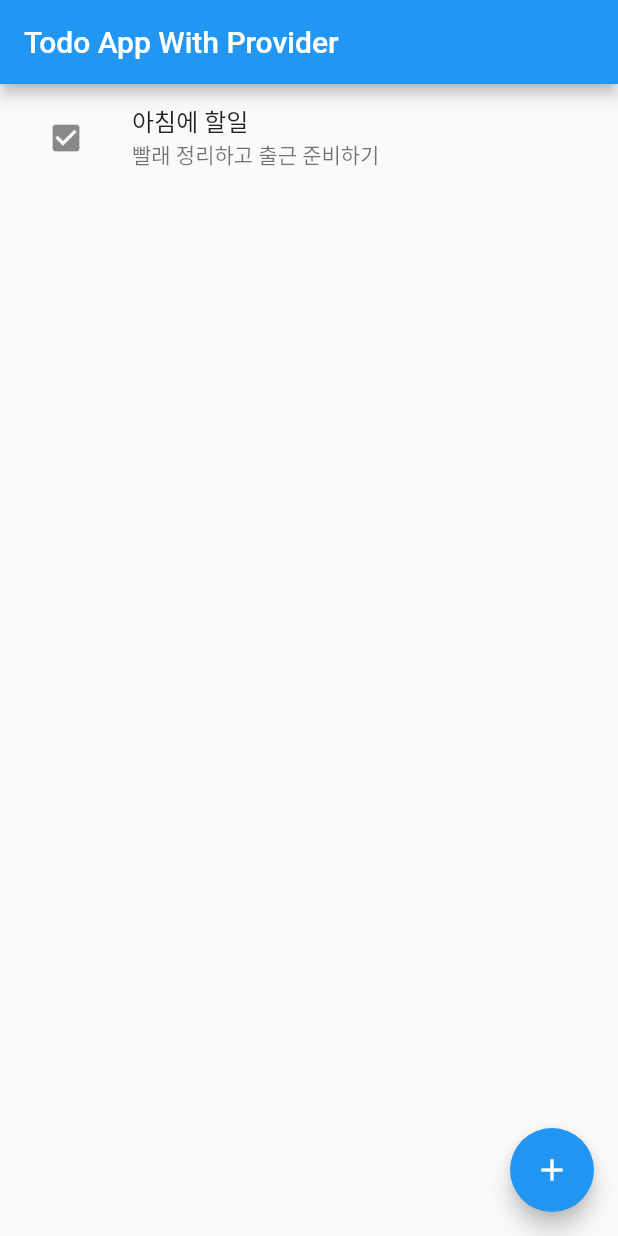
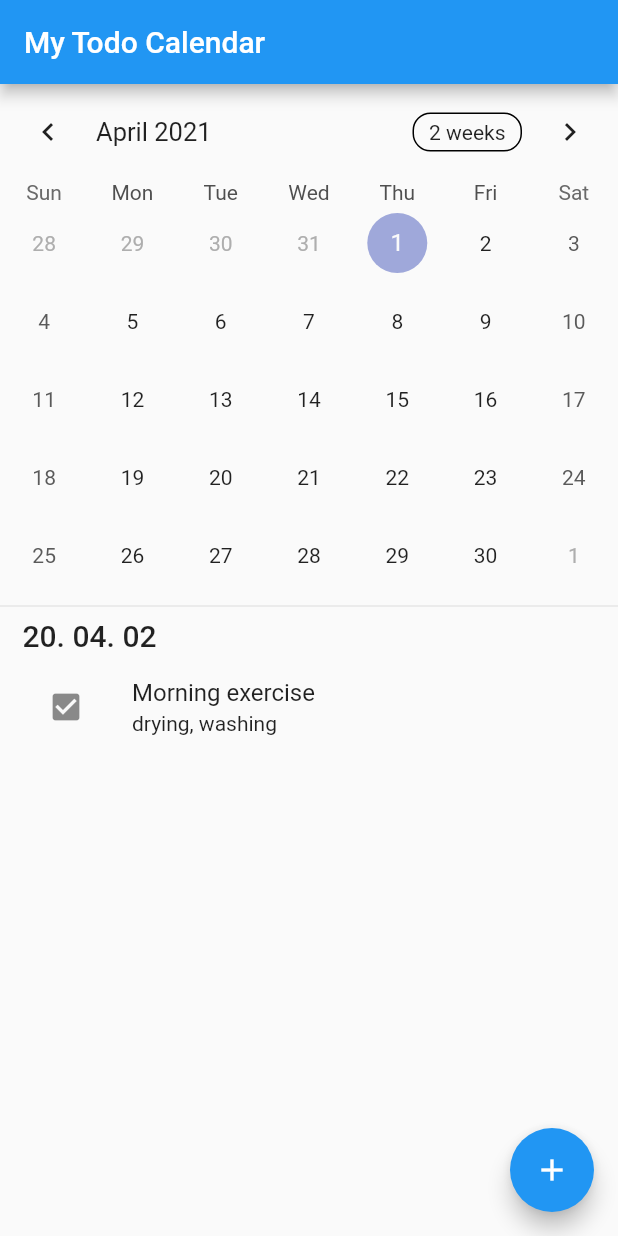
Before and after one commit to bebe0612/flutter_example, a Flutter app: the screen it shows after launch, on a phone screen of 412 x 824 dp. Run offline on Flutter 3.47's test engine with Material 2 defaults, Android fonts, the phone set to English and light mode, and no system bars; drawn by our look-alikes of table_calendar.

Commit message:
add table calendar widget

```diff
--- a/todo_with_provider/lib/views/home_view.dart
+++ b/todo_with_provider/lib/views/home_view.dart
@@ -1,11 +1,12 @@
 import 'package:flutter/material.dart';
+import 'package:table_calendar/table_calendar.dart';
 
 class HomeView extends StatelessWidget {
   @override
   Widget build(BuildContext context) {
     return Scaffold(
       appBar: AppBar(
-        title: Text("Todo App With Provider"),
+        title: Text("My Todo Calendar"),
       ),
       floatingActionButton: FloatingActionButton(
         child: Icon(Icons.add),
@@ -13,9 +14,29 @@ class HomeView extends StatelessWidget {
       ),
       body: Column(
         children: [
+          TableCalendar(
+            focusedDay: DateTime.now(),
+            firstDay: DateTime.parse('2012-01-01'),
+            lastDay: DateTime.parse('2030-12-30'),
+          ),
+          Divider(),
+          Container(
+            alignment: Alignment.centerLeft,
+            padding: EdgeInsets.symmetric(horizontal: 15),
+            child: Text(
+              "20. 04. 02",
+              style: Theme.of(context).textTheme.headline6,
+            ),
+          ),
           ListTile(
-              title: Text("아침에 할일"),
-              subtitle: Text("빨래 정리하고 출근 준비하기"),
+              title: Text(
+                "Morning exercise",
+                style: Theme.of(context).textTheme.subtitle1,
+              ),
+              subtitle: Text(
+                "drying, washing",
+                style: Theme.of(context).textTheme.bodyText2,
+              ),
               leading: AspectRatio(
                 aspectRatio: 1,
                 child: Center(
```
